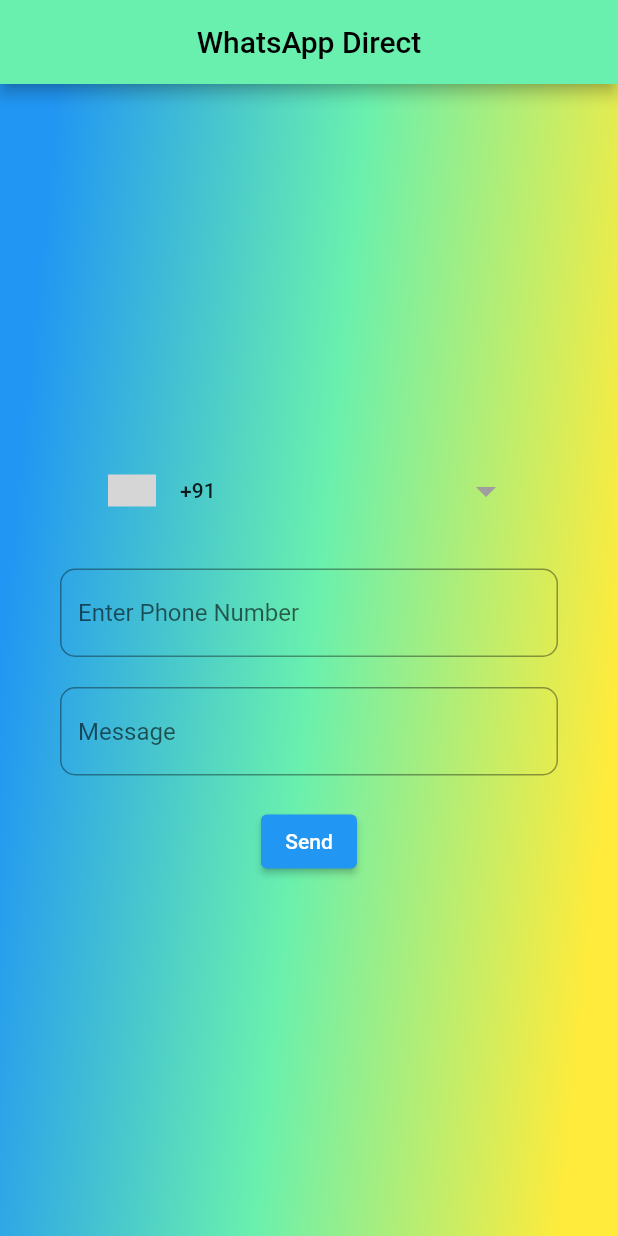
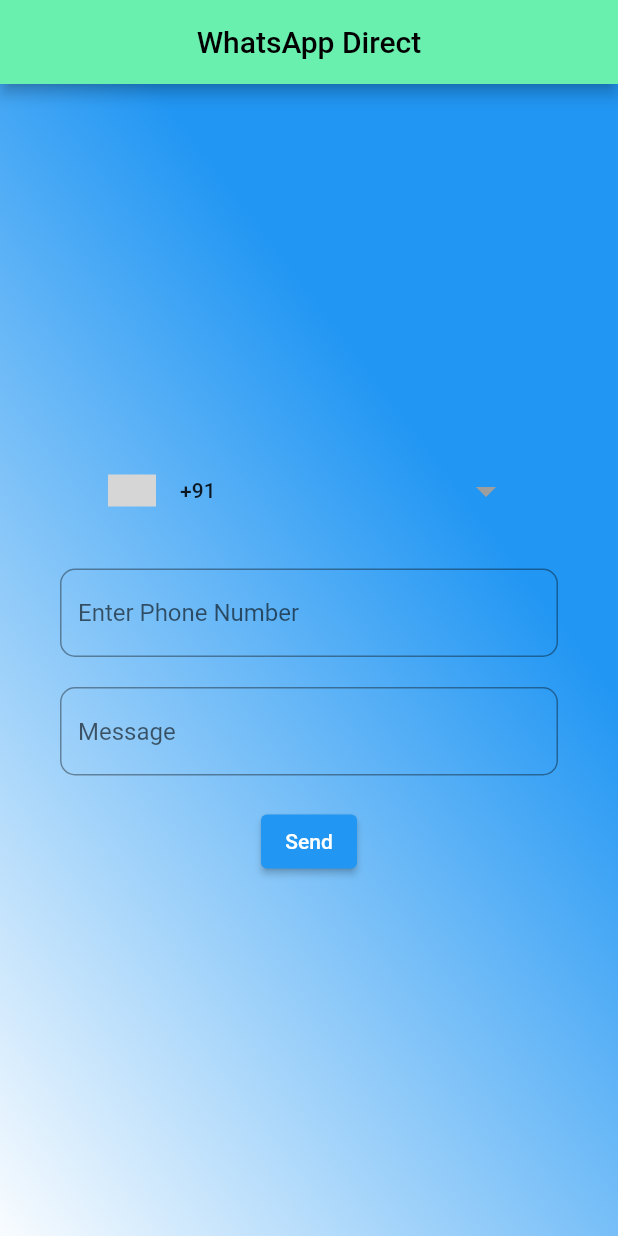
Before and after one commit to surajmandal99/whatapp_direct_msg_flutter, a Flutter app: the screen it shows after launch, on a phone screen of 412 x 824 dp. Run offline on Flutter 3.47's test engine with Material 2 defaults, Android fonts, the phone set to English and light mode, and no system bars; drawn by our look-alikes of country_code_picker; our stand-ins replace fluttertoast; grey boxes are pictures that could not be loaded.

Commit message:
initial_changes

```diff
--- a/lib/main.dart
+++ b/lib/main.dart
@@ -16,7 +16,7 @@
   Widget build(BuildContext context) {
     return MaterialApp(
       debugShowCheckedModeBanner: false,
-      darkTheme: ThemeData.dark(),
+      darkTheme: ThemeData.light(),
       home: const HomeScreen(),
     );
   }
--- a/lib/screens/home_screen.dart
+++ b/lib/screens/home_screen.dart
@@ -31,12 +31,11 @@
           decoration: const BoxDecoration(
               gradient: LinearGradient(
             transform: GradientRotation(0.1),
-            // begin: Alignment.topCenter,
+            begin: Alignment.bottomLeft,
             colors: [
+              Colors.white,
+              // Colors.black54,
               Colors.blue,
-              // Colors.red,
-              Colors.greenAccent,
-              Colors.yellow,
             ],
           )),
           padding: const EdgeInsets.only(left: 40, right: 40),
@@ -97,8 +96,6 @@
               ),
               ElevatedButton(
                 onPressed: () async {
-                  // https://wa.me/1XXXXXXXXXX?text=I'm%20interested%20in%20your%20car%20for%20sale
-
                   if (phone.length < 10) {
                     Fluttertoast.showToast(
                         msg: "Enter a valid phone number",
```
